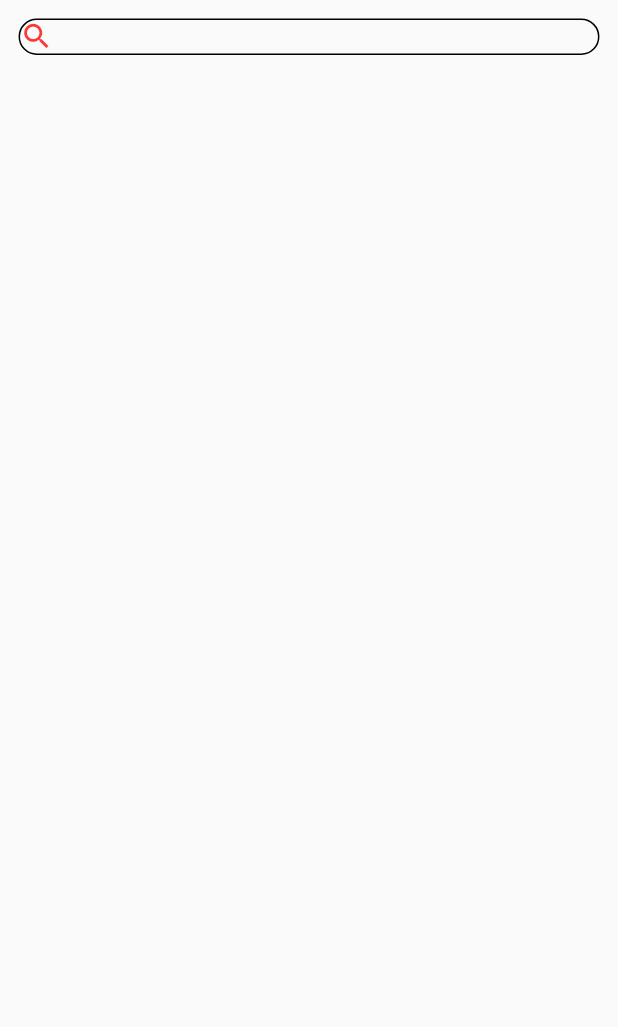
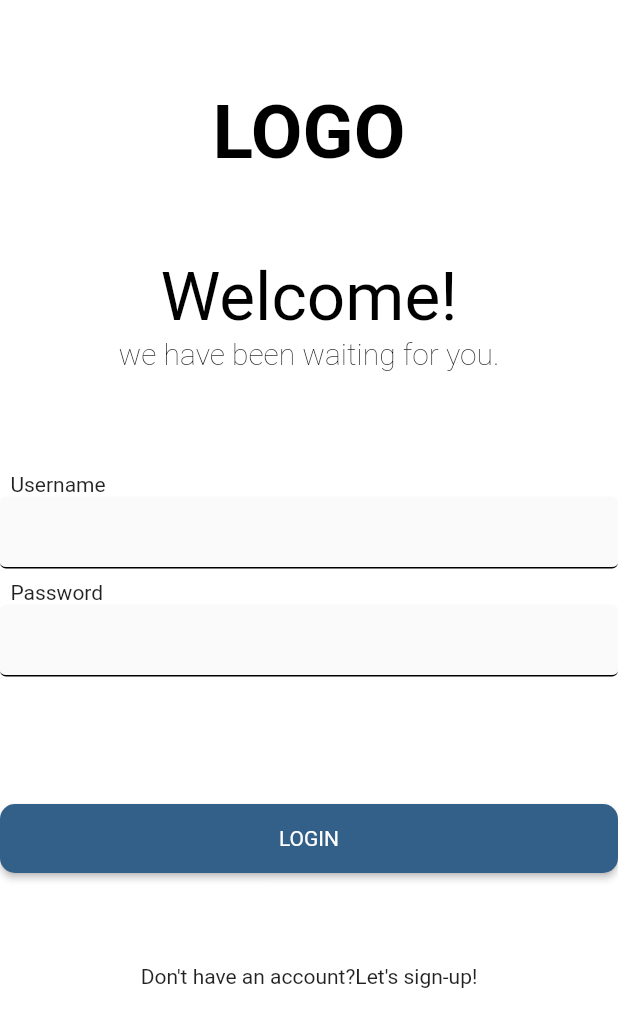
Before and after one commit to meroo36/activity-tracer, a Flutter app: the screen it shows after launch, on a phone screen of 412 x 824 dp. Shown: the top 1027 px of the screen. Run offline on Flutter 3.47's test engine with Material 2 defaults, Android fonts, the light colour scheme and no system bars; our stand-ins replace dio, shared_preferences; accounts and stored records are empty.

Commit message:
Login Eklendi

```diff
--- a/lib/core/init/navigation/navigation_route.dart
+++ b/lib/core/init/navigation/navigation_route.dart
@@ -1,6 +1,6 @@
+import 'package:activityTracer/views/home/login.dart';
 import 'package:flutter/material.dart';
 
-import '../../../views/home/home_screen.dart';
 
 class NavigationRoute {
   static final NavigationRoute _instance = NavigationRoute._init();
@@ -14,7 +14,7 @@ class NavigationRoute {
       //   return normalNavigate(LoginScreen());
       default:
         return MaterialPageRoute(
-          builder: (context) => HomeScreen(),
+          builder: (context) => LoginPage(),
         );
     }
   }
--- /dev/null
+++ b/lib/views/home/login.dart
@@ -0,0 +1,124 @@
+import 'package:flutter/material.dart';
+import 'package:flutter/services.dart';
+import 'package:activityTracer/core/decoration/text_form.dart';
+
+class LoginPage extends StatefulWidget {
+  static String tag = 'login-page';
+  @override
+  _LoginPageState createState() => new _LoginPageState();
+}
+
+class _LoginPageState extends State<LoginPage> {
+  final GlobalKey<FormState> _formKey = GlobalKey<FormState>();
+  late String _email, _password;
+
+  @override
+  Widget build(BuildContext context) {
+
+    return new Scaffold(
+      backgroundColor: Color(0xffffffff),
+      body: Form(
+          key: _formKey,
+          child: ListView(
+            children: <Widget>[
+              Container(
+                alignment: Alignment.topCenter,
+                child: Column(
+                  children: [Text(
+                    "\nLOGO",
+                    textAlign: TextAlign.center,
+                    style: new TextStyle(
+                        fontSize: 50.0,
+                        color: Colors.black,
+                        fontWeight: FontWeight.w700),
+                  ),
+                  Text("\nWelcome!",
+                  textAlign: TextAlign.center,
+                    style: new TextStyle(
+                        fontSize: 45.0,
+                        color: Colors.black,
+                        fontWeight: FontWeight.w400),
+                  ),
+                  Text("we have been waiting for you.",
+                  textAlign: TextAlign.center,
+                    style: new TextStyle(
+                        fontSize: 20.0,
+                        color: Colors.black,
+                        fontWeight: FontWeight.w100),
+                  ),
+
+                  ]
+
+                ),
+              ),
+              SizedBox(height: 68.0),
+              Text("  Username"),
+              TextFormField(
+                keyboardType: TextInputType.emailAddress,
+                validator: (input) {
+                  if (input!.isEmpty) {
+                    return "Provide an email";
+                  }
+                },
+                decoration: InputDecoration(
+
+                  fillColor: Theme.of(context).scaffoldBackgroundColor,
+                  filled: true,
+                  contentPadding: EdgeInsets.fromLTRB(20.0, 10.0, 20.0, 10.0),
+                  border: OutlineInputBorder(
+                      borderRadius: BorderRadius.circular(32.0)),
+                ),
+                onSaved: (input) => _email = input!,
+              ),
+              SizedBox(height: 8.0),
+              Text("  Password"),
+              TextFormField(
+
+                validator: (input) {
+                  if (input!.length < 6) {
+                    return "Longer password please";
+                  }
+                },
+                decoration: InputDecoration(
+
+                  fillColor: Theme.of(context).scaffoldBackgroundColor,
+                  filled: true,
+                  contentPadding: EdgeInsets.fromLTRB(20.0, 10.0, 20.0, 10.0),
+                  border: OutlineInputBorder(
+                      borderRadius: BorderRadius.circular(32.0)),
+                ),
+                onSaved: (input) => _password = input!,
+                obscureText: true,
+                autofocus: false,
+              ),
+              SizedBox(height: 24.0),
+              Padding(
+                padding: EdgeInsets.symmetric(vertical: 60.0),
+                child: RaisedButton(
+                  shape: RoundedRectangleBorder(
+                    borderRadius: BorderRadius.circular(10),
+                  ),
+                  onPressed: (){},
+                  padding: EdgeInsets.fromLTRB(2,15,2,15),
+                  color: Theme.of(context).accentColor,
+                  child: Text('LOGIN',
+                      style: TextStyle(
+                          color: Color(0xffffffff),
+                          fontWeight: FontWeight.normal)),
+                ),
+              ),
+
+            Text("Don't have an account?Let's sign-up!",
+            textAlign: TextAlign.center,
+
+            )
+            ],
+
+          )
+
+          ),
+    );
+  }
+
+
+}
```
